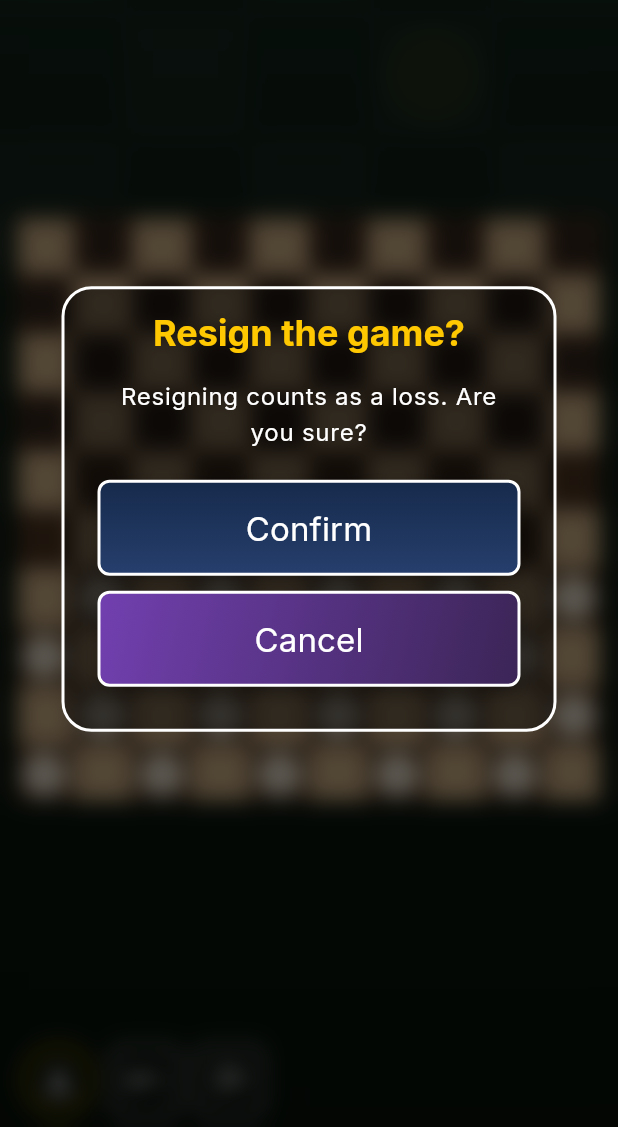
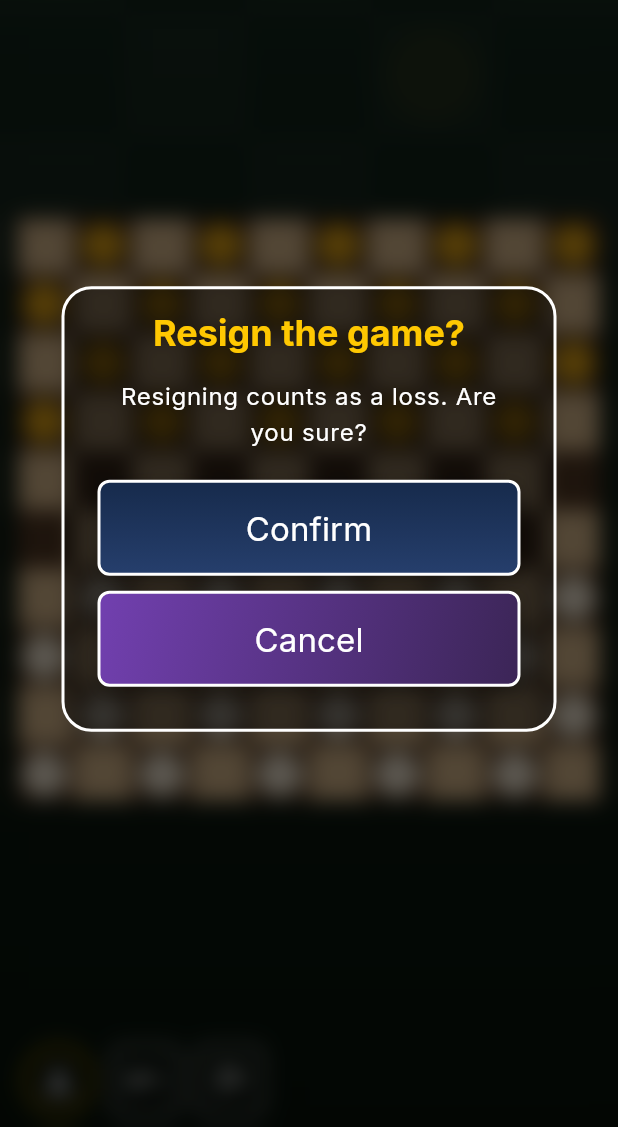
Before and after one commit to tmvumbi/checkers, a Flutter app: the GameBoardView screen opened by its route, after a tap on the "flag" icon, on a phone screen of 412 x 824 dp, the part 109-1236 px from its top. Run offline on Flutter 3.47's test engine with Material 3 defaults, Android fonts, the phone set to English and light mode, and no system bars; our stand-ins replace app_links, get, google_sign_in, share_plus, sign_in_with_apple, supabase_flutter; missing offline and left inert: flutter_confetti; accounts and stored records are empty; network calls fail.

Commit message:
fix: golden discs for the dark side
Dark-brown pieces were nearly invisible on the dark squares; the second
side now plays rich gold discs with a deep brown edge, and king crowns
flip to a dark marker on golden pieces so they stay visible.

```diff
--- a/lib/core/constants/app_colors.dart
+++ b/lib/core/constants/app_colors.dart
@@ -13,8 +13,10 @@ abstract final class AppColors {
   static const Color boardFrame = Color(0xFF2E1F13);
   static const Color pieceLight = Color(0xFFF3E9D8);
   static const Color pieceLightEdge = Color(0xFFC9B896);
-  static const Color pieceDark = Color(0xFF3A2A20);
-  static const Color pieceDarkEdge = Color(0xFF1F140D);
+  // The "black" side plays gold: dark-brown discs disappeared on the dark
+  // squares, so the second side uses a rich gold with a deep brown edge.
+  static const Color pieceDark = Color(0xFFE8A917);
+  static const Color pieceDarkEdge = Color(0xFF6B4A00);
   static const Color moveHighlight = Color(0x66FFC801);
   static const Color captureHighlight = Color(0x88D64545);
   static const Color lastMoveTint = Color(0x4400C8FF);
--- a/lib/modules/game_board/view/widgets/board_widget.dart
+++ b/lib/modules/game_board/view/widgets/board_widget.dart
@@ -311,8 +311,12 @@ class _PiecePainter extends CustomPainter {
         ..strokeWidth = radius * 0.07,
     );
     if (isKing) {
-      final crown = Paint()..color = AppColors.gold;
-      canvas.drawCircle(center, radius * 0.3, crown);
+      // The crown must contrast with the disc: dark marker on the golden
+      // side, gold marker on the cream side.
+      final crownColor = color == PieceColor.white
+          ? AppColors.gold
+          : AppColors.pieceDarkEdge;
+      canvas.drawCircle(center, radius * 0.3, Paint()..color = crownColor);
       canvas.drawCircle(
         center,
         radius * 0.3,
```
